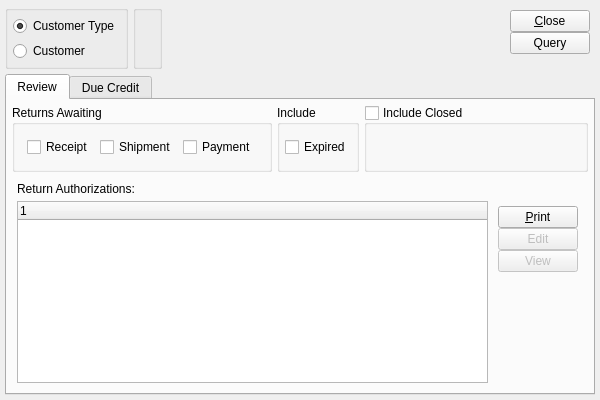
This is xtuple/trunk/guiclient/returnAuthorizationWorkbench.ui in WooodHead/xtuple as Qt 5 draws it before an edit. The edited form follows.
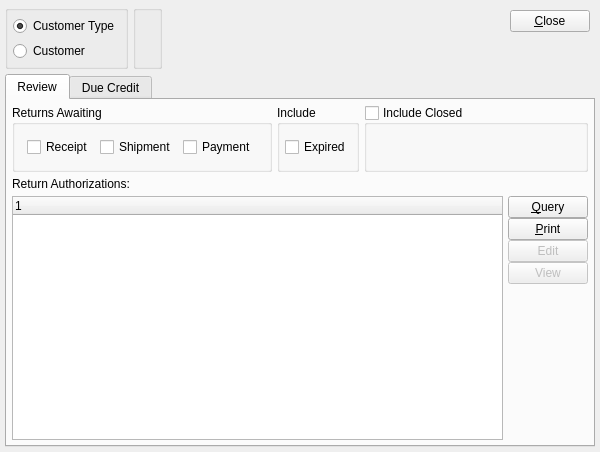
This is the edited form. Custom widgets are drawn as their Qt base class.

Commit message: 6067, 6042:  Return/ Immediately  should allow immediate credit.  Move query buttons like other workbenches.

```diff
--- a/xtuple/trunk/guiclient/returnAuthorizationWorkbench.ui
+++ b/xtuple/trunk/guiclient/returnAuthorizationWorkbench.ui
@@ -6,7 +6,7 @@
     <x>0</x>
     <y>0</y>
     <width>600</width>
-    <height>400</height>
+    <height>452</height>
    </rect>
   </property>
   <property name="minimumSize" >
@@ -119,13 +119,6 @@
         </property>
        </widget>
       </item>
-      <item>
-       <widget class="QPushButton" name="_query" >
-        <property name="text" >
-         <string>Query</string>
-        </property>
-       </widget>
-      </item>
       <item>
        <spacer>
         <property name="orientation" >
@@ -256,42 +249,31 @@
          </widget>
         </item>
         <item row="1" column="0" colspan="3" >
-         <layout class="QGridLayout" >
-          <property name="leftMargin" >
-           <number>5</number>
-          </property>
-          <property name="topMargin" >
-           <number>5</number>
-          </property>
-          <property name="rightMargin" >
-           <number>5</number>
-          </property>
-          <property name="bottomMargin" >
-           <number>5</number>
-          </property>
-          <property name="horizontalSpacing" >
-           <number>5</number>
-          </property>
-          <property name="verticalSpacing" >
-           <number>5</number>
-          </property>
-          <item row="1" column="1" >
+         <layout class="QVBoxLayout" >
+          <item>
+           <widget class="QLabel" name="_raopenLit" >
+            <property name="text" >
+             <string>Return Authorizations:</string>
+            </property>
+           </widget>
+          </item>
+          <item>
+           <layout class="QHBoxLayout" >
+            <item>
+             <widget class="XTreeWidget" name="_ra" />
+            </item>
+            <item>
            <layout class="QVBoxLayout" >
             <property name="spacing" >
              <number>0</number>
             </property>
-            <property name="leftMargin" >
-             <number>5</number>
-            </property>
-            <property name="topMargin" >
-             <number>5</number>
-            </property>
-            <property name="rightMargin" >
-             <number>5</number>
-            </property>
-            <property name="bottomMargin" >
-             <number>5</number>
-            </property>
+              <item>
+               <widget class="QPushButton" name="_queryReview" >
+                <property name="text" >
+                 <string>&amp;Query</string>
+                </property>
+               </widget>
+              </item>
             <item>
              <widget class="QPushButton" name="_print" >
               <property name="enabled" >
@@ -358,15 +340,7 @@
             </item>
            </layout>
           </item>
-          <item row="1" column="0" >
-           <widget class="XTreeWidget" name="_ra" />
-          </item>
-          <item row="0" column="0" colspan="2" >
-           <widget class="QLabel" name="_raopenLit" >
-            <property name="text" >
-             <string>Return Authorizations:</string>
-            </property>
-           </widget>
+           </layout>
           </item>
          </layout>
         </item>
```
Left out of the diff: 36 changed lines with no effect on the pictures. Lines whose indentation alone changed are shown as unchanged. The commit also changes 2 other files.
